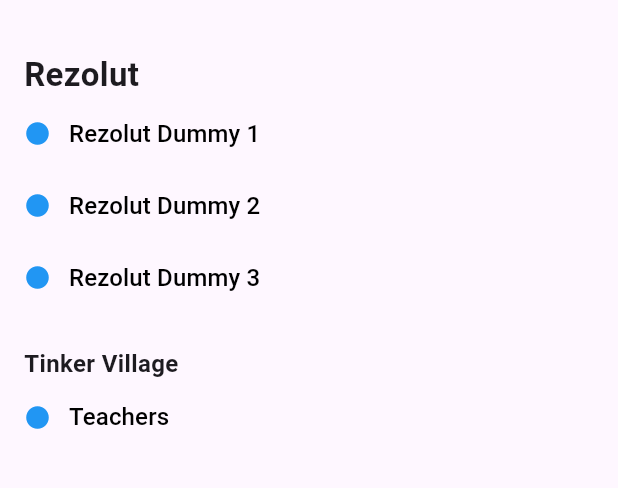
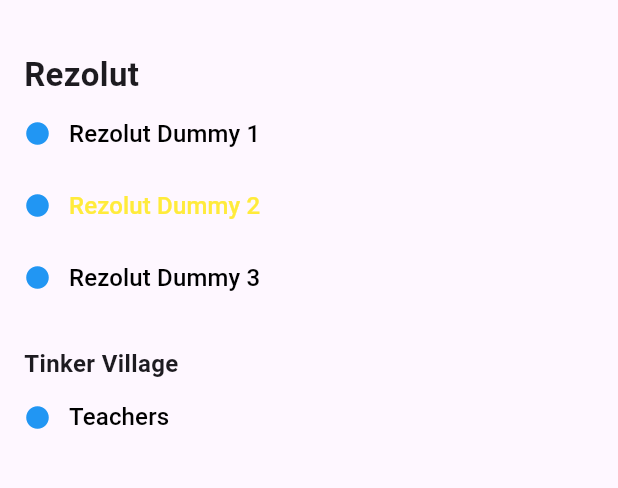
Before and after one commit to Durgesh9M/feed-spaces, a Flutter app: the SpacesPage screen opened directly, on a phone screen of 412 x 824 dp, the part 57-545 px from its top. Run offline on Flutter 3.47's test engine with Material 3 defaults, Android fonts, the phone set to English and light mode, and no system bars; our stand-ins replace bloc.

Commit message:
space screen

```diff
--- a/lib/features/feed_spaces/ui/spaces_page.dart
+++ b/lib/features/feed_spaces/ui/spaces_page.dart
@@ -41,7 +41,7 @@ class _SpacesPageState extends State<SpacesPage> {
                 Icon(Icons.circle, color: Colors.blue, size: 18.0,),
                 TextButton(onPressed: (){},
                     child: Text("Rezolut Dummy 2" , style: TextStyle(
-                      color: Colors.black,
+                      color: Colors.yellow,
                       fontSize: 16.0,
                     ),)),
               ],
```
